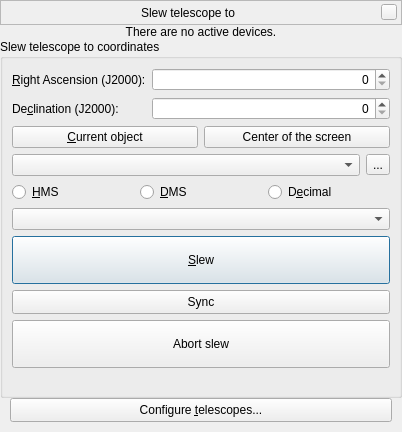
First picture: the form in plugins/TelescopeControl/src/gui/slewDialog.ui, repository Stellarium/stellarium, before the edit.
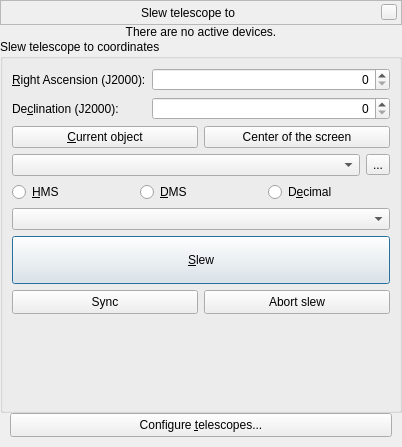
Second picture: the form after the edit. Custom widgets are drawn as their Qt base class.

Commit message: another cosmetic fix for Telescope Control plugin

What changed in the file:
```diff
--- a/plugins/TelescopeControl/src/gui/slewDialog.ui
+++ b/plugins/TelescopeControl/src/gui/slewDialog.ui
@@ -7,7 +7,7 @@
     <x>0</x>
     <y>0</y>
     <width>402</width>
-    <height>432</height>
+    <height>447</height>
    </rect>
   </property>
   <property name="sizePolicy">
@@ -410,6 +410,8 @@
           </widget>
          </item>
          <item>
+          <layout class="QHBoxLayout" name="horizontalLayout_4">
+           <item>
           <widget class="QPushButton" name="pushButtonSync">
            <property name="minimumSize">
             <size>
@@ -427,7 +429,7 @@
            <property name="minimumSize">
             <size>
              <width>50</width>
-             <height>48</height>
+               <height>24</height>
             </size>
            </property>
            <property name="text">
@@ -436,6 +438,8 @@
           </widget>
          </item>
         </layout>
+         </item>
+        </layout>
        </widget>
       </item>
       <item>
@@ -490,16 +494,16 @@
    <header>Dialog.hpp</header>
    <container>1</container>
   </customwidget>
-  <customwidget>
-   <class>AngleSpinBox</class>
-   <extends>QSpinBox</extends>
-   <header location="global">AngleSpinBox.hpp</header>
-  </customwidget>
   <customwidget>
    <class>StelCloseButton</class>
    <extends>QPushButton</extends>
    <header>gui/StelCloseButton.hpp</header>
   </customwidget>
+  <customwidget>
+   <class>AngleSpinBox</class>
+   <extends>QSpinBox</extends>
+   <header location="global">AngleSpinBox.hpp</header>
+  </customwidget>
  </customwidgets>
  <tabstops>
   <tabstop>spinBoxRA</tabstop>
```
Lines whose indentation alone changed are shown as unchanged.
